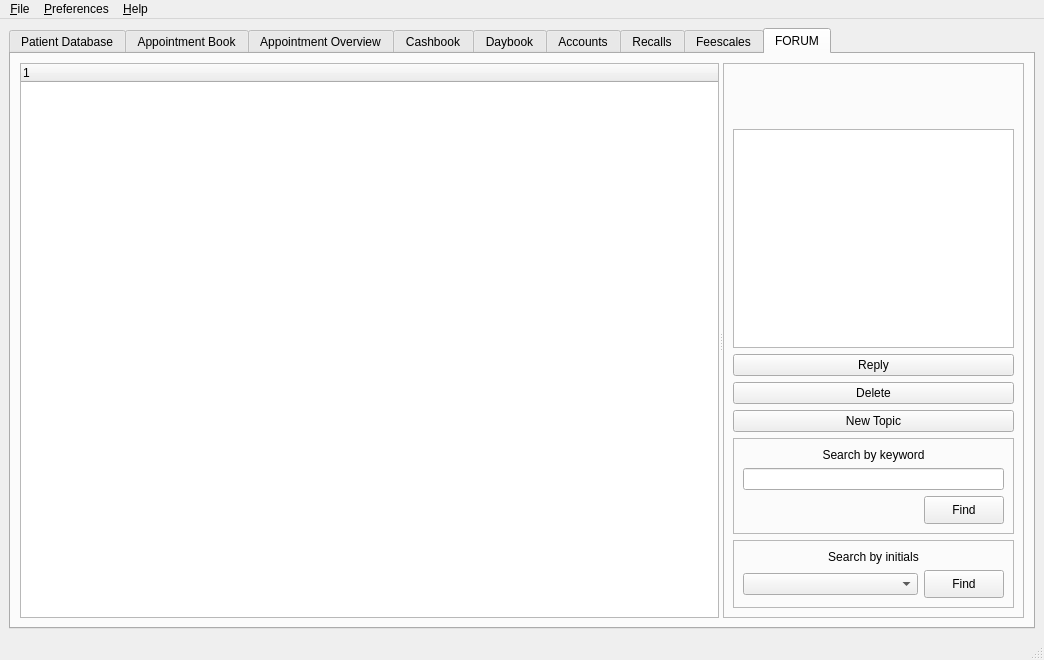
This is qt-designer/main.ui in rowinggolfer/openmolar1 as Qt 5 draws it before an edit. The edited form follows.
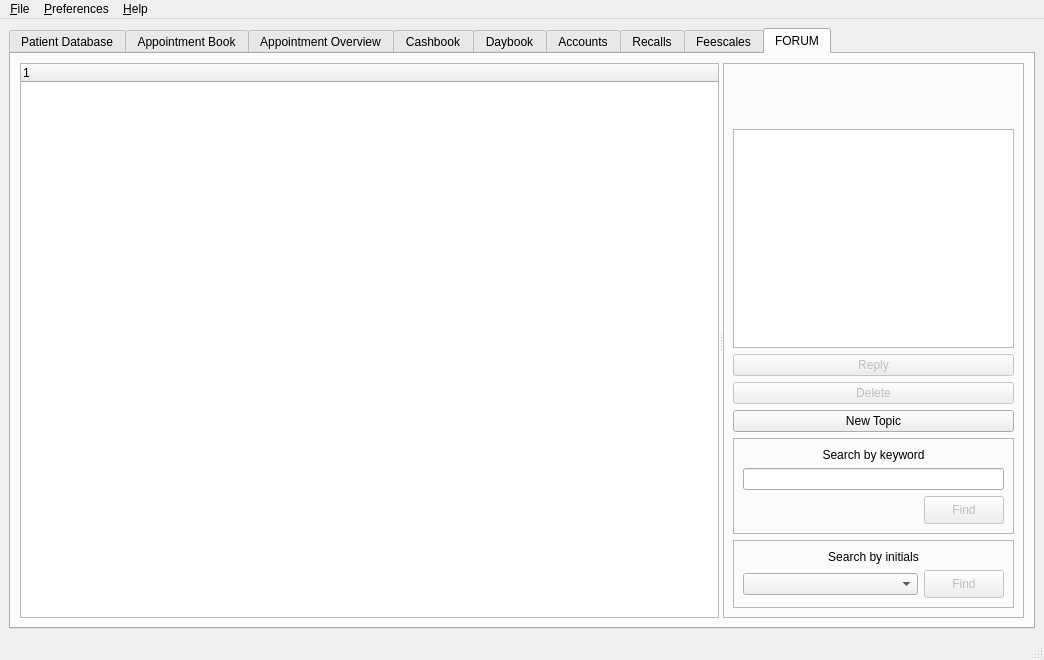
This is the edited form. Icons and pictures are not drawn.

```diff
--- a/qt-designer/main.ui
+++ b/qt-designer/main.ui
@@ -5369,14 +5369,20 @@
              </widget>
             </item>
             <item>
-             <widget class="QPushButton" name="pushButton_4">
+             <widget class="QPushButton" name="forumReply_pushButton">
+              <property name="enabled">
+               <bool>false</bool>
+              </property>
               <property name="text">
                <string>Reply</string>
               </property>
              </widget>
             </item>
             <item>
-             <widget class="QPushButton" name="pushButton_5">
+             <widget class="QPushButton" name="forumDelete_pushButton">
+              <property name="enabled">
+               <bool>false</bool>
+              </property>
               <property name="text">
                <string>Delete</string>
               </property>
@@ -5430,6 +5436,9 @@
                </item>
                <item row="2" column="1">
                 <widget class="QPushButton" name="feeSearch_pushButton_2">
+                 <property name="enabled">
+                  <bool>false</bool>
+                 </property>
                  <property name="sizePolicy">
                   <sizepolicy hsizetype="Preferred" vsizetype="Preferred">
                    <horstretch>0</horstretch>
@@ -5496,6 +5505,9 @@
                </item>
                <item row="1" column="1">
                 <widget class="QPushButton" name="feeSearch_pushButton_3">
+                 <property name="enabled">
+                  <bool>false</bool>
+                 </property>
                  <property name="sizePolicy">
                   <sizepolicy hsizetype="Preferred" vsizetype="Preferred">
                    <horstretch>0</horstretch>
```
